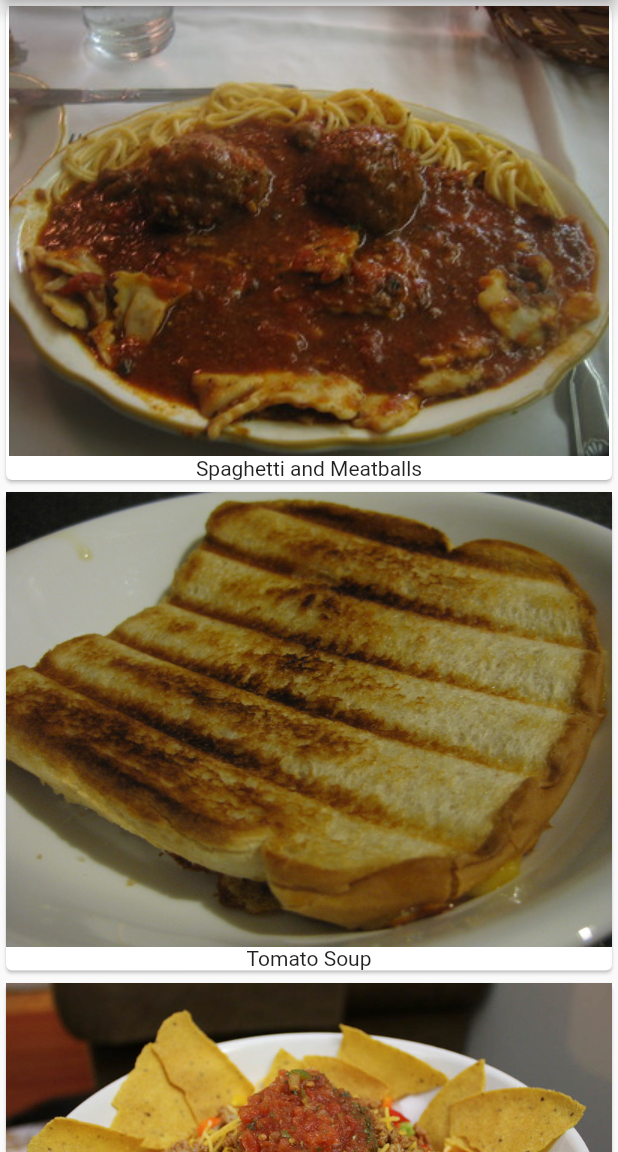
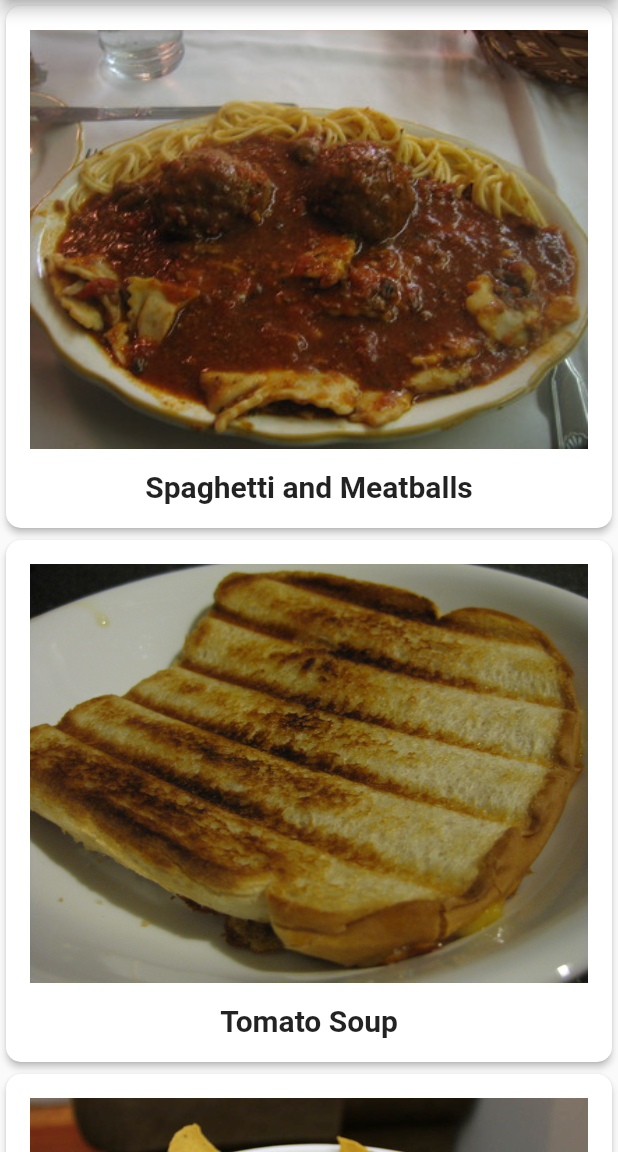
Before and after one commit to YEANSEYHA/Flutter-Recipe-App, a Flutter app: the screen it shows after launch, on a phone screen of 412 x 824 dp, the part 84-1236 px from its top. Run offline on Flutter 3.47's test engine with Material 2 defaults, Android fonts, the phone set to English and light mode, and no system bars; Roboto replaces fonts that are missing (Palatino).

Commit message:
Completed Recipe Detail Cards

```diff
--- a/lib/main.dart
+++ b/lib/main.dart
@@ -1,5 +1,6 @@
 import 'package:flutter/material.dart';
 import 'recipe.dart';
+import 'recipe_detail.dart';
 
 void main() {
   runApp(const RecipeApp());
@@ -8,7 +9,7 @@ void main() {
 class RecipeApp extends StatelessWidget {
   const RecipeApp({Key? key}) : super(key: key);
 
-  // This widget is the root of your application.
+  // This the theme or root widget of the application
   @override
   Widget build(BuildContext context) {
     final ThemeData theme = ThemeData();
@@ -28,47 +29,76 @@ class RecipeApp extends StatelessWidget {
 class MyHomePage extends StatefulWidget {
   const MyHomePage({Key? key, required this.title}) : super(key: key);
 
-  // This widget is the home page of your application. It is stateful, meaning
-  // that it has a State object (defined below) that contains fields that affect
-  // how it looks.
-
-  // This class is the configuration for the state. It holds the values (in this
-  // case the title) provided by the parent (in this case the App widget) and
-  // used by the build method of the State. Fields in a Widget subclass are
-  // always marked "final".
-
   final String title;
 
   @override
   State<MyHomePage> createState() => _MyHomePageState();
 }
 
+// Clickable on image to each route
 class _MyHomePageState extends State<MyHomePage> {
   @override
   Widget build(BuildContext context) {
+    // 1
     return Scaffold(
+      // 2
       appBar: AppBar(
         title: Text(widget.title),
       ),
+      // 3
       body: SafeArea(
-          // Replace child: Container
+        // 4
+        // 4
         child: ListView.builder(
+          // 5
           itemCount: Recipe.samples.length,
+          // 6
           itemBuilder: (BuildContext context, int index) {
-              // TODO: update to return Recipe card
-              return buildRecipeCard(Recipe.samples[index]);
+            // 7
+            return GestureDetector(
+              // 8
+              onTap: () {
+                // 9
+                Navigator.push(
+                  context,
+                  MaterialPageRoute(
+                    builder: (context) {
+                      return RecipeDetail(recipe: Recipe.samples[index]);
                     },
                   ),
+                );
+              },
+              // 11
+              child: buildRecipeCard(Recipe.samples[index]),
+            );
+          },
+        ),
+      ),
+    );
+  }
+
+// Style of the Recipe card
+  Widget buildRecipeCard(Recipe recipe) {
+    return Card(
+        elevation: 2.0,
+        shape:
+            RoundedRectangleBorder(borderRadius: BorderRadius.circular(10.0)),
+        child: Padding(
+          padding: const EdgeInsets.all(16.0),
+          child: Column(children: <Widget>[
+            Image(image: AssetImage(recipe.imageUrl)),
+            const SizedBox(
+              height: 14.0,
+            ),
+            Text(
+              recipe.label,
+              style: const TextStyle(
+                fontSize: 20.0,
+                fontWeight: FontWeight.w700,
+                fontFamily: 'Palatino',
+              ),
+            )
+          ]),
         ));
   }
-
-  // Add buildRecipeCard() here
-  Widget buildRecipeCard(Recipe recipe) {
-    return Card(
-      child: Column(children: <Widget>[
-        Image(image: AssetImage(recipe.imageUrl)),
-        Text(recipe.label),
-      ]),
-    );
 }
-}
```
Also changed, not shown: lib/recipe_detail.dart (added, +47 -0 lines). Lines whose indentation alone changed are shown as unchanged.
